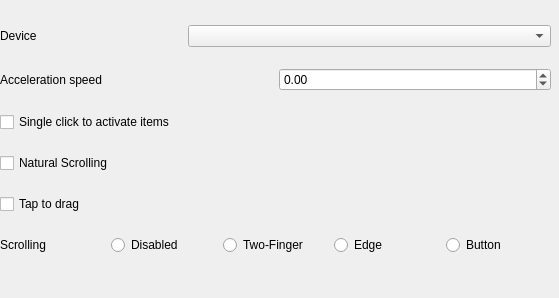
lxqt/lxqt-config, file lxqt-config-input/touchpadconfig.ui: the form before one commit.
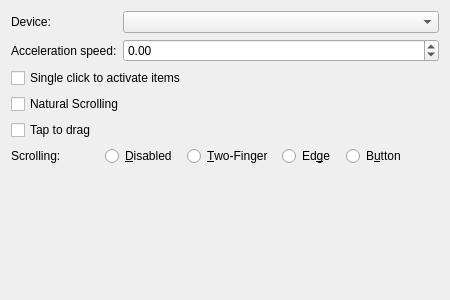
The form after the commit.

What changed in the file:
```diff
--- a/lxqt-config-input/touchpadconfig.ui
+++ b/lxqt-config-input/touchpadconfig.ui
@@ -6,47 +6,53 @@
    <rect>
     <x>0</x>
     <y>0</y>
-    <width>559</width>
-    <height>298</height>
+    <width>450</width>
+    <height>300</height>
    </rect>
   </property>
   <property name="windowTitle">
    <string>TouchpadConfig </string>
   </property>
-  <widget class="QWidget" name="verticalLayoutWidget">
-   <property name="geometry">
-    <rect>
-     <x>0</x>
-     <y>10</y>
-     <width>551</width>
-     <height>265</height>
-    </rect>
-   </property>
-   <layout class="QVBoxLayout" name="verticalLayout">
-    <item>
-     <layout class="QHBoxLayout" name="horizontalLayout" stretch="1,2">
-      <item>
+  <layout class="QFormLayout" name="formLayout">
+   <item row="0" column="0">
        <widget class="QLabel" name="label">
         <property name="text">
-         <string>Device</string>
+      <string>Device:</string>
         </property>
        </widget>
       </item>
-      <item>
+   <item row="0" column="1">
        <widget class="QComboBox" name="devicesComboBox"/>
       </item>
-     </layout>
-    </item>
-    <item>
-     <layout class="QHBoxLayout" name="horizontalLayout_2">
-      <item>
+   <item row="2" column="0">
        <widget class="QLabel" name="label_3">
         <property name="text">
-         <string>Acceleration speed</string>
+      <string>Acceleration speed:</string>
         </property>
        </widget>
       </item>
-      <item>
+   <item row="4" column="0" colspan="2">
+    <widget class="QCheckBox" name="tappingEnabledCheckBox">
+     <property name="text">
+      <string>Single click to activate items</string>
+     </property>
+    </widget>
+   </item>
+   <item row="6" column="0" colspan="2">
+    <widget class="QCheckBox" name="naturalScrollingEnabledCheckBox">
+     <property name="text">
+      <string>Natural Scrolling</string>
+     </property>
+    </widget>
+   </item>
+   <item row="8" column="0" colspan="2">
+    <widget class="QCheckBox" name="tapToDragEnabledCheckBox">
+     <property name="text">
+      <string>Tap to drag</string>
+     </property>
+    </widget>
+   </item>
+   <item row="2" column="1">
        <widget class="QDoubleSpinBox" name="accelSpeedDoubleSpinBox">
         <property name="decimals">
          <number>2</number>
@@ -62,70 +68,78 @@
         </property>
        </widget>
       </item>
-     </layout>
-    </item>
-    <item>
-     <widget class="QCheckBox" name="tappingEnabledCheckBox">
-      <property name="text">
-       <string>Single click to activate items</string>
-      </property>
-     </widget>
-    </item>
-    <item>
-     <widget class="QCheckBox" name="naturalScrollingEnabledCheckBox">
-      <property name="text">
-       <string>Natural Scrolling</string>
-      </property>
-     </widget>
-    </item>
-    <item>
-     <widget class="QCheckBox" name="tapToDragEnabledCheckBox">
-      <property name="text">
-       <string>Tap to drag</string>
-      </property>
-     </widget>
-    </item>
-    <item>
-     <layout class="QHBoxLayout" name="horizontalLayout_6">
+   <item row="9" column="0" colspan="2">
+    <layout class="QHBoxLayout" name="horizontalLayout">
+     <property name="spacing">
+      <number>10</number>
+     </property>
       <item>
        <widget class="QLabel" name="label_2">
         <property name="text">
-         <string>Scrolling</string>
+        <string>Scrolling:</string>
         </property>
        </widget>
       </item>
+     <item>
+      <spacer name="horizontalSpacer_2">
+       <property name="orientation">
+        <enum>Qt::Horizontal</enum>
+       </property>
+       <property name="sizeType">
+        <enum>QSizePolicy::MinimumExpanding</enum>
+       </property>
+       <property name="sizeHint" stdset="0">
+        <size>
+         <width>10</width>
+         <height>5</height>
+        </size>
+       </property>
+      </spacer>
+     </item>
       <item>
        <widget class="QRadioButton" name="noScrollingRadioButton">
         <property name="text">
-         <string>Disabled</string>
+        <string>&amp;Disabled</string>
         </property>
        </widget>
       </item>
       <item>
        <widget class="QRadioButton" name="twoFingerScrollingRadioButton">
         <property name="text">
-         <string>Two-Finger</string>
+        <string>&amp;Two-Finger</string>
         </property>
        </widget>
       </item>
       <item>
        <widget class="QRadioButton" name="edgeScrollingRadioButton">
         <property name="text">
-         <string>Edge</string>
+        <string>Ed&amp;ge</string>
         </property>
        </widget>
       </item>
       <item>
        <widget class="QRadioButton" name="buttonScrollingRadioButton">
         <property name="text">
-         <string>Button</string>
+        <string>B&amp;utton</string>
         </property>
        </widget>
       </item>
+     <item>
+      <spacer name="horizontalSpacer">
+       <property name="orientation">
+        <enum>Qt::Horizontal</enum>
+       </property>
+       <property name="sizeHint" stdset="0">
+        <size>
+         <width>10</width>
+         <height>5</height>
+        </size>
+       </property>
+      </spacer>
+     </item>
      </layout>
     </item>
    </layout>
-  </widget>
  </widget>
  <resources/>
  <connections/>
```
Lines whose indentation alone changed are shown as unchanged.
